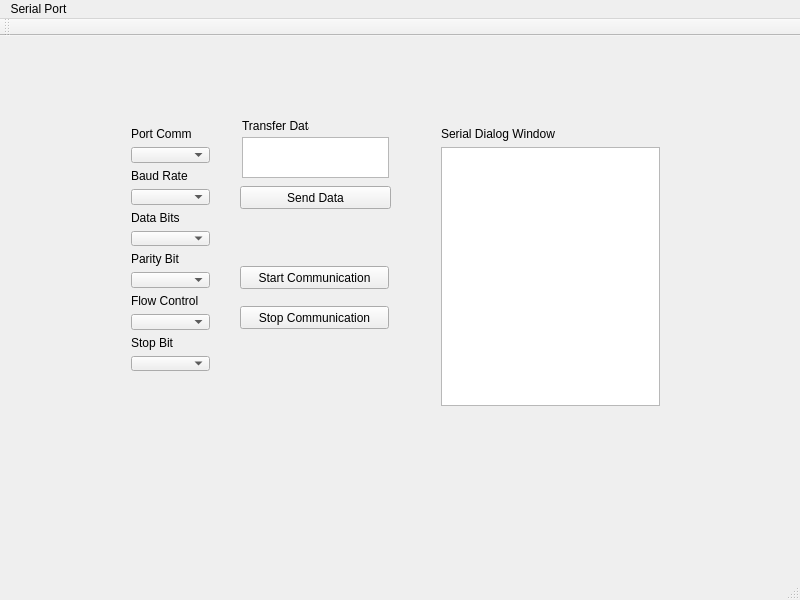
This is SerialGui.ui in Athanasios12/robotApp as Qt 5 draws it before an edit. The edited form follows.
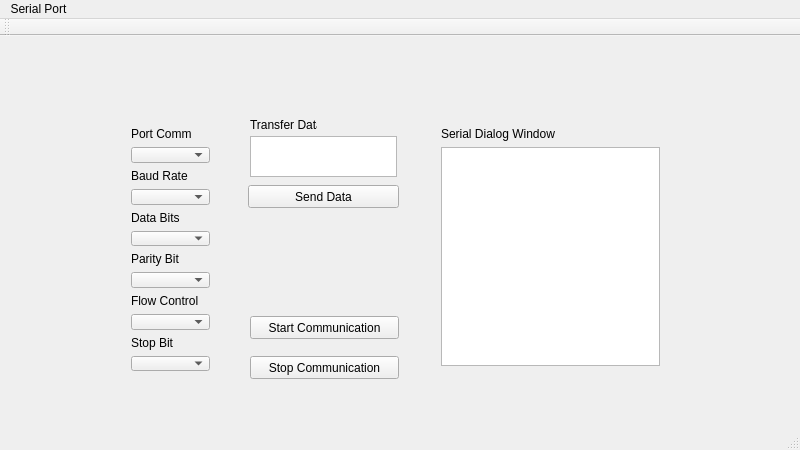
This is the edited form.

Patch:
```diff
--- a/SerialGui.ui
+++ b/SerialGui.ui
@@ -7,7 +7,7 @@
     <x>0</x>
     <y>0</y>
     <width>800</width>
-    <height>600</height>
+    <height>450</height>
    </rect>
   </property>
   <property name="windowTitle">
@@ -17,8 +17,8 @@
    <widget class="QPushButton" name="pbStartDataRead">
     <property name="geometry">
      <rect>
-      <x>240</x>
-      <y>230</y>
+      <x>250</x>
+      <y>280</y>
       <width>149</width>
       <height>23</height>
      </rect>
@@ -30,8 +30,8 @@
    <widget class="QPushButton" name="StopDataRead">
     <property name="geometry">
      <rect>
-      <x>240</x>
-      <y>270</y>
+      <x>250</x>
+      <y>320</y>
       <width>149</width>
       <height>23</height>
      </rect>
@@ -118,7 +118,7 @@
       <x>430</x>
       <y>80</y>
       <width>241</width>
-      <height>301</height>
+      <height>261</height>
      </rect>
     </property>
     <layout class="QVBoxLayout" name="verticalLayout_2">
@@ -145,8 +145,8 @@
    <widget class="QPushButton" name="pbSendData">
     <property name="geometry">
      <rect>
-      <x>240</x>
-      <y>150</y>
+      <x>248</x>
+      <y>149</y>
       <width>151</width>
       <height>23</height>
      </rect>
@@ -158,8 +158,8 @@
    <widget class="QLabel" name="label_7">
     <property name="geometry">
      <rect>
-      <x>242</x>
-      <y>82</y>
+      <x>250</x>
+      <y>81</y>
       <width>67</width>
       <height>16</height>
      </rect>
@@ -171,8 +171,8 @@
    <widget class="QTextEdit" name="etTransferData">
     <property name="geometry">
      <rect>
-      <x>242</x>
-      <y>101</y>
+      <x>250</x>
+      <y>100</y>
       <width>147</width>
       <height>41</height>
      </rect>
```
